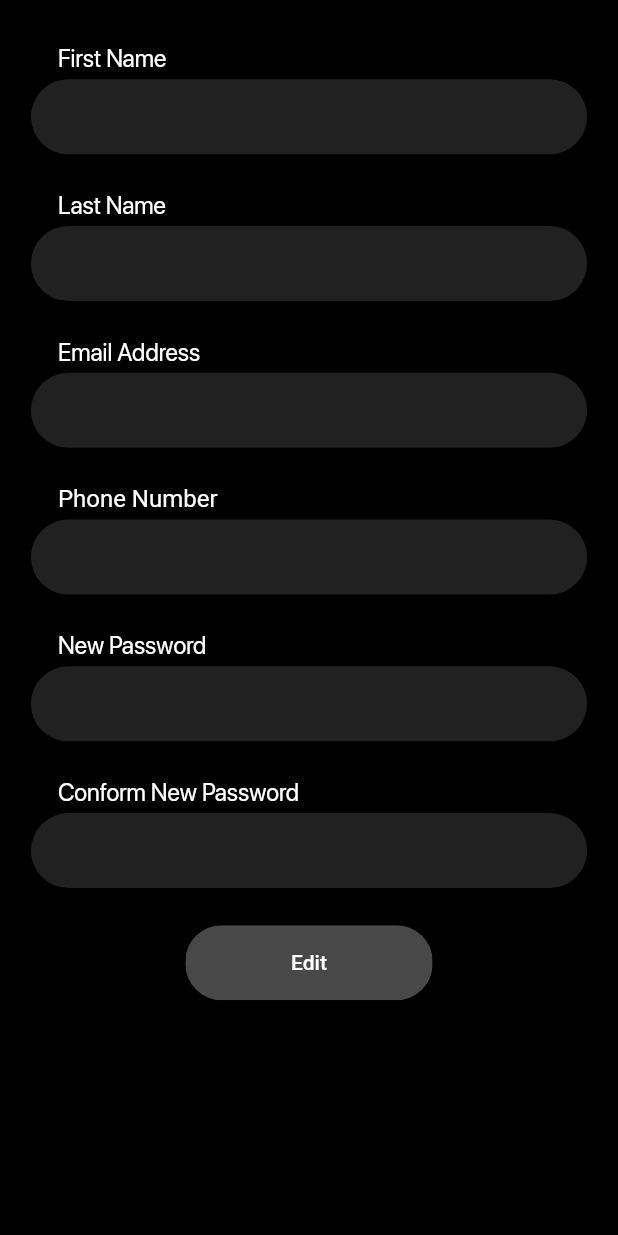
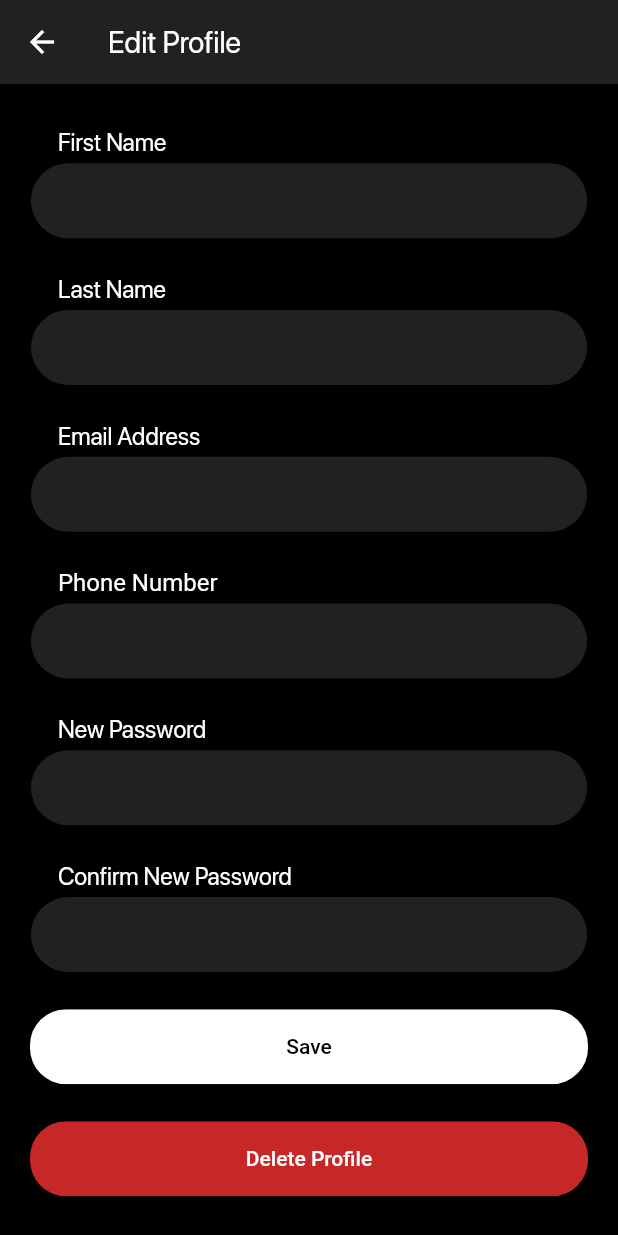
Before and after one commit to rusiruavb/LinkUp, a Flutter app: the EditProfileScreen screen opened directly, on a phone screen of 412 x 824 dp. Run offline on Flutter 3.47's test engine with Material 2 defaults, Android fonts, the phone set to English and light mode, and no system bars; our stand-ins replace firebase_core, firebase_storage, flutter_secure_storage, fluttertoast, font_awesome_flutter, image_cropper and 2 more; accounts and stored records are empty; network calls fail; project files that could hold a hidden picture were left out.

Commit message:
Modify edit profile screen

```diff
--- a/lib/components/rounded_button.dart
+++ b/lib/components/rounded_button.dart
@@ -43,7 +43,7 @@ class RoundedButton extends StatelessWidget {
               Text(
                 text,
                 style: TextStyle(
-                  color: colorTextPrimary,
+                  color: textColor,
                   fontSize: fontSize,
                 ),
               ),
--- a/lib/components/rounded_text_field.dart
+++ b/lib/components/rounded_text_field.dart
@@ -6,8 +6,9 @@ class RoundedTextField extends StatelessWidget {
   final String text;
   final String value;
   final String type;
+  bool _isFormValid;
 
-  const RoundedTextField({
+  RoundedTextField({
     Key key,
     this.text,
     this.value,
--- a/lib/models/user_model.dart
+++ b/lib/models/user_model.dart
@@ -27,6 +27,14 @@ class User {
     this.email,
     this.password,
     this.profileImageURL,
+  });
+
+  User.updateConstructor({
+    this.firstName,
+    this.lastName,
+    this.phoneNumber,
+    this.email,
+    this.password,
   });
 
   User.loginConstructor({
--- a/lib/providers/user_provider.dart
+++ b/lib/providers/user_provider.dart
@@ -16,6 +16,13 @@ class UserProvider extends ChangeNotifier {
     password: '',
     profileImageURL:
         'https://firebasestorage.googleapis.com/v0/b/linkup-31422.appspot.com/o/images%2Fuser_profile_default.png?alt=media&token=c2575581-3695-44fa-a30e-02f795f6f669',
+  );
+  User modifyUser = User.updateConstructor(
+    firstName: '',
+    lastName: '',
+    phoneNumber: '',
+    email: '',
+    password: '',
   );
   User logUser = User.loginConstructor(
     email: '',
--- a/lib/screens/edit_profile/edit_profile_screen.dart
+++ b/lib/screens/profile/edit_profile_screen.dart
@@ -2,8 +2,9 @@ import "package:flutter/material.dart";
 import 'package:linkup/components/rounded_button.dart';
 import 'package:linkup/components/rounded_number_field.dart';
 import 'package:linkup/components/rounded_text_field.dart';
-import 'package:linkup/components/side_navbar.dart';
 import 'package:linkup/constants.dart';
+import 'package:linkup/providers/user_provider.dart';
+import 'package:provider/provider.dart';
 
 class EditProfileScreen extends StatefulWidget {
   const EditProfileScreen({Key key}) : super(key: key);
@@ -13,25 +14,39 @@ class EditProfileScreen extends StatefulWidget {
 }
 
 class _EditProfileScreenState extends State<EditProfileScreen> {
-  String firstName = "";
-  String lastName = "";
-  String email = "";
-  String phoneNumber = "";
-  String password = "";
-  String conformPassword = "";
+  UserProvider userProvider;
+  String confirmPassword = '';
+
+  @override
+  void initState() {
+    super.initState();
+    userProvider = context.read<UserProvider>();
+    userProvider.modifyUser.firstName = userProvider.user.firstName;
+    userProvider.modifyUser.lastName = userProvider.user.lastName;
+    userProvider.modifyUser.email = userProvider.user.email;
+    userProvider.modifyUser.phoneNumber = userProvider.user.phoneNumber;
+  }
 
   @override
   Widget build(BuildContext context) {
     final size = MediaQuery.of(context).size;
 
     return Scaffold(
+      appBar: AppBar(
+        title: const Text(
+          "Edit Profile",
+          style: TextStyle(fontFamily: fontFamilySFPro),
+        ),
+        backgroundColor: colorDarkMidGround,
+        elevation: 0.0,
+      ),
       backgroundColor: colorDarkBackground,
       body: SingleChildScrollView(
         child: Container(
           width: size.width,
           height: MediaQuery.of(context).orientation == Orientation.landscape
               ? size.height * 2.15
-              : size.height * 1.2,
+              : size.height * 1,
           padding: const EdgeInsets.all(0.0),
           child: Padding(
             padding: const EdgeInsets.all(5.0),
@@ -45,10 +60,10 @@ class _EditProfileScreenState extends State<EditProfileScreen> {
                     text: "First Name",
                     onChange: (value) {
                       setState(() {
-                        firstName = value;
+                        userProvider.modifyUser.firstName = value;
                       });
                     },
-                    value: firstName,
+                    value: userProvider.modifyUser.firstName,
                   ),
                   SizedBox(
                     height: size.height * 0.03,
@@ -57,10 +72,10 @@ class _EditProfileScreenState extends State<EditProfileScreen> {
                     text: "Last Name",
                     onChange: (value) {
                       setState(() {
-                        lastName = value;
+                        userProvider.modifyUser.lastName = value;
                       });
                     },
-                    value: lastName,
+                    value: userProvider.modifyUser.lastName,
                   ),
                   SizedBox(
                     height: size.height * 0.03,
@@ -70,10 +85,10 @@ class _EditProfileScreenState extends State<EditProfileScreen> {
                     type: "email",
                     onChange: (value) {
                       setState(() {
-                        email = value;
+                        userProvider.modifyUser.email = value;
                       });
                     },
-                    value: email,
+                    value: userProvider.modifyUser.email,
                   ),
                   SizedBox(
                     height: size.height * 0.03,
@@ -83,10 +98,10 @@ class _EditProfileScreenState extends State<EditProfileScreen> {
                     type: "phone",
                     onChange: (value) {
                       setState(() {
-                        phoneNumber = value;
+                        userProvider.modifyUser.phoneNumber = value;
                       });
                     },
-                    value: phoneNumber,
+                    value: userProvider.modifyUser.phoneNumber,
                   ),
                   SizedBox(
                     height: size.height * 0.03,
@@ -95,24 +110,24 @@ class _EditProfileScreenState extends State<EditProfileScreen> {
                     text: "New Password",
                     onChange: (value) {
                       setState(() {
-                        password = value;
+                        userProvider.modifyUser.password = value;
                       });
                     },
                     type: "password",
-                    value: password,
+                    value: userProvider.modifyUser.password,
                   ),
                   SizedBox(
                     height: size.height * 0.03,
                   ),
                   RoundedTextField(
-                    text: "Conform New Password",
+                    text: "Confirm New Password",
                     onChange: (value) {
                       setState(() {
-                        conformPassword = value;
+                        confirmPassword = value;
                       });
                     },
                     type: "password",
-                    value: conformPassword,
+                    value: confirmPassword,
                   ),
                   MediaQuery.of(context).orientation == Orientation.landscape
                       ? SizedBox(
@@ -127,11 +142,32 @@ class _EditProfileScreenState extends State<EditProfileScreen> {
                       right: 15,
                     ),
                     child: RoundedButton(
-                      color: colorDarkForground,
+                      color: colorTextPrimary,
+                      textColor: colorDarkBackground,
                       fontSize: 14,
                       height: 50,
-                      width: size.width * 0.4,
-                      text: "Edit",
+                      width: size.width * 1,
+                      text: "Save",
+                      onPressed: () {
+                        print("Button clicked");
+                      },
+                    ),
+                  ),
+                  SizedBox(
+                    height: size.height * 0.03,
+                  ),
+                  Padding(
+                    padding: const EdgeInsets.only(
+                      left: 15,
+                      right: 15,
+                    ),
+                    child: RoundedButton(
+                      color: colorErrorDark,
+                      textColor: colorTextPrimary,
+                      fontSize: 14,
+                      height: 50,
+                      width: size.width * 1,
+                      text: "Delete Profile",
                       onPressed: () {
                         print("Button clicked");
                       },
```
Also changed, not shown: lib/routes/page_routes.dart (+10 -0 lines), lib/screens/profile/profile_screen.dart (+13 -19 lines).
